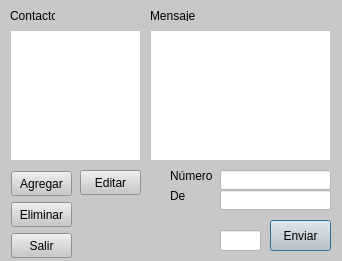
Before: the Qt Designer form sms.ui in mattgaviota/SMS, drawn with Qt 5.
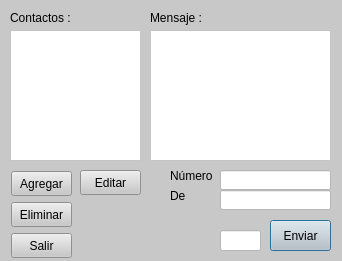
After: the same form once the commit is applied.

Commit message: actualizaciones menores

Diff of the .ui file:
```diff
--- a/sms.ui
+++ b/sms.ui
@@ -178,8 +178,8 @@
     <rect>
      <x>10</x>
      <y>10</y>
-     <width>45</width>
-     <height>11</height>
+     <width>61</width>
+     <height>16</height>
     </rect>
    </property>
    <property name="text">
@@ -191,8 +191,8 @@
     <rect>
      <x>150</x>
      <y>10</y>
-     <width>45</width>
-     <height>11</height>
+     <width>51</width>
+     <height>16</height>
     </rect>
    </property>
    <property name="text">
```
The commit also changes 2 other files.
